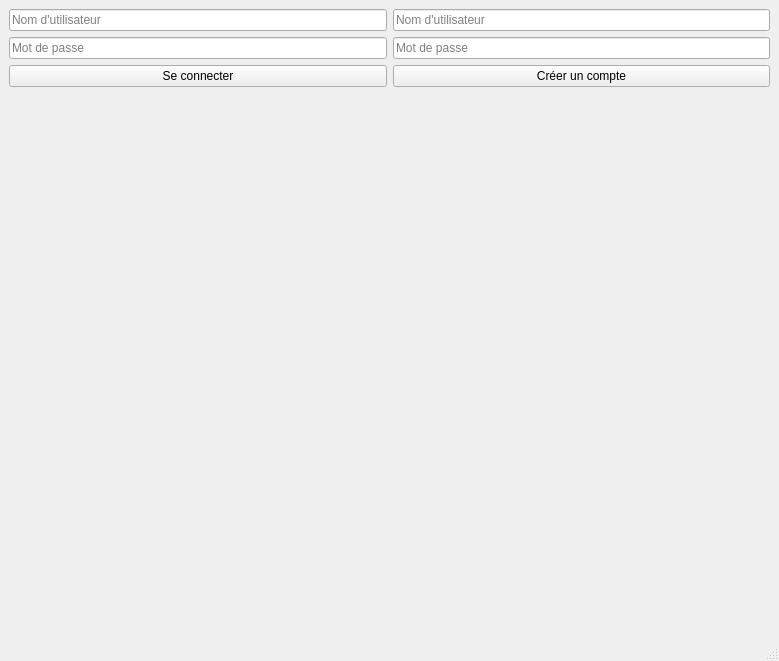
Above: views/MainWindow.ui from hug0be/pyhon_app before the change. Below: the same form after it.
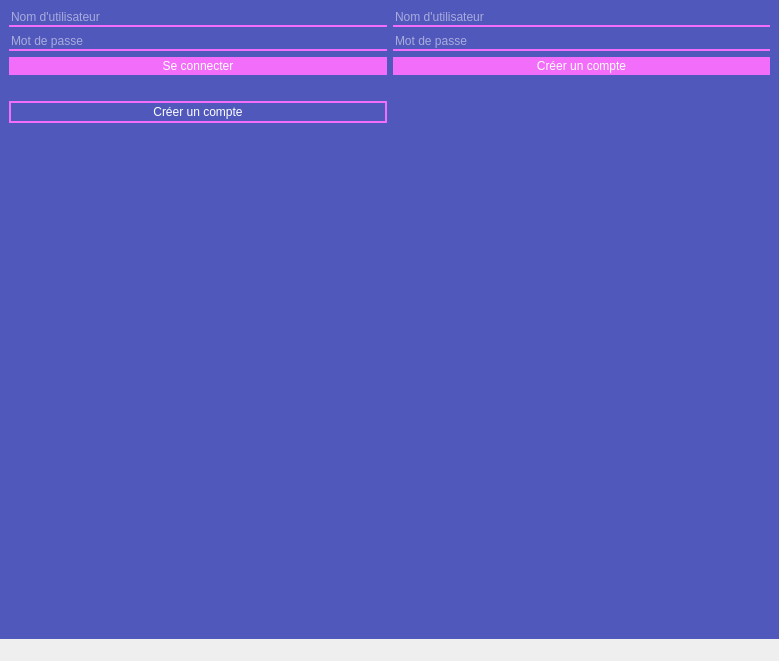
That is the form after the change.

```diff
--- a/views/MainWindow.ui
+++ b/views/MainWindow.ui
@@ -13,7 +13,41 @@
   <property name="windowTitle">
    <string>WinQuest</string>
   </property>
+  <property name="styleSheet">
+   <string notr="true">* {
+	border: none;
+	background-color: transparent;
+	background: none;
+	padding: 0;
+	margin: 0;
+	color: #FFF;
+}
+
+#centralwidget  {
+	background-color: #5158BB;
+}
+
+.QLineEdit {
+	background: transparent;
+	border-bottom: 2px solid #F26DF9;
+}
+.QPushButton {
+	background-color: #F26DF9;
+	padding: 2px 5px;
+}
+
+#createAccountSecondaryButton {
+	border: 2px solid #F26DF9;
+	background: none;
+}</string>
+  </property>
   <widget class="QWidget" name="centralwidget">
+   <property name="layoutDirection">
+    <enum>Qt::LeftToRight</enum>
+   </property>
+   <property name="autoFillBackground">
+    <bool>false</bool>
+   </property>
    <layout class="QHBoxLayout" name="horizontalLayout">
     <item>
      <layout class="QVBoxLayout" name="verticalLayout">
@@ -54,6 +88,13 @@
         </property>
        </widget>
       </item>
+      <item>
+       <widget class="QPushButton" name="createAccountSecondaryButton">
+        <property name="text">
+         <string>Créer un compte</string>
+        </property>
+       </widget>
+      </item>
       <item>
        <spacer name="verticalSpacer_2">
         <property name="orientation">
@@ -98,16 +139,6 @@
         </property>
        </widget>
       </item>
-      <item>
-       <widget class="QLabel" name="createAccountErrorsLabel">
-        <property name="styleSheet">
-         <string notr="true">color: #F3A917</string>
-        </property>
-        <property name="text">
-         <string/>
-        </property>
-       </widget>
-      </item>
       <item>
        <spacer name="verticalSpacer">
         <property name="orientation">
@@ -124,6 +155,16 @@
         </property>
        </spacer>
       </item>
+      <item>
+       <widget class="QLabel" name="createAccountErrorsLabel">
+        <property name="styleSheet">
+         <string notr="true">color: #F3A917</string>
+        </property>
+        <property name="text">
+         <string/>
+        </property>
+       </widget>
+      </item>
      </layout>
     </item>
    </layout>
```
